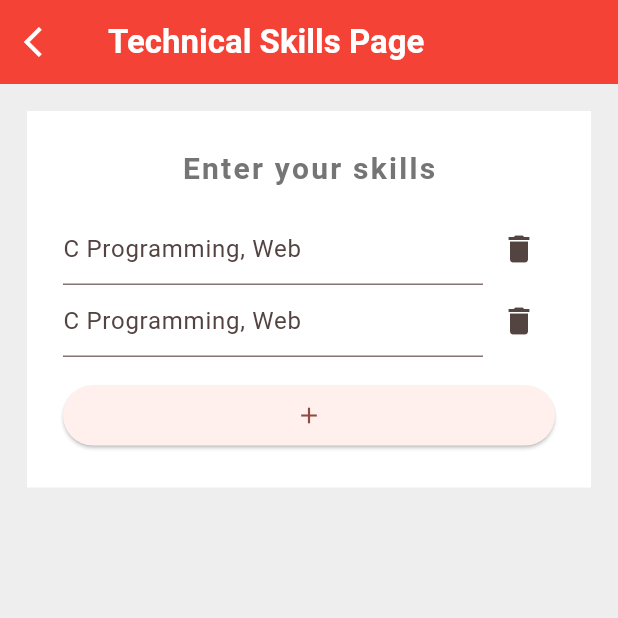
After one commit to IamJayGondaliya/resume_builder_jcf10, a Flutter app: the TechnicalSkillsPage screen opened by its route, on a phone screen of 412 x 824 dp, the top half of it. The commit adds this screen. Run offline on Flutter 3.47's test engine with Material 2 defaults, Android fonts, the phone set to English and light mode, and no system bars; our stand-ins replace image_picker, pdf, printing; accounts and stored records are empty.

Commit message:
Technical SkillPage completed

```diff
--- a/lib/main.dart
+++ b/lib/main.dart
@@ -7,6 +7,7 @@ import 'package:resume_builder_jcf10/views/screens/home_page.dart';
 import 'package:resume_builder_jcf10/views/screens/pdf_page.dart';
 import 'package:resume_builder_jcf10/views/screens/personal_details_page.dart';
 import 'package:resume_builder_jcf10/views/screens/resume_workspace.dart';
+import 'package:resume_builder_jcf10/views/screens/technical_skills_page.dart';
 
 void main() => runApp(const MyApp());
 
@@ -29,6 +30,7 @@ class MyApp extends StatelessWidget {
         MyRoutes.buildOptions[1].route: (context) => const CarrierObjectivePage(),
         MyRoutes.buildOptions[2].route: (context) => const PersonalDetailsPage(),
         MyRoutes.buildOptions[3].route: (context) => const EducationPage(),
+        MyRoutes.buildOptions[4].route: (context) => const TechnicalSkillsPage(),
       },
     );
   }
--- a/lib/modals/globals.dart
+++ b/lib/modals/globals.dart
@@ -1,4 +1,6 @@
 import 'dart:io';
+
+import 'package:flutter/cupertino.dart';
 
 class Global {
   static String? name;
@@ -9,4 +11,7 @@ class Global {
   static String? a3;
 
   static File? image;
+
+  static List<String?> mySkills = [];
+  static List<TextEditingController> mySkillsControllers = [];
 }
--- a/lib/utils/route_utils.dart
+++ b/lib/utils/route_utils.dart
@@ -39,5 +39,10 @@ class MyRoutes {
       name: "Education Page",
       route: 'education_page',
     ),
+    BuildOption(
+      icon: iconPath + "certificate.png",
+      name: "Technical Skills",
+      route: 'technical_skills',
+    ),
   ];
 }
--- /dev/null
+++ b/lib/views/component/my_skill_tile.dart
@@ -0,0 +1,2 @@
+import 'package:flutter/material.dart';
+import 'package:resume_builder_jcf10/modals/globals.dart';
--- /dev/null
+++ b/lib/views/screens/technical_skills_page.dart
@@ -0,0 +1,139 @@
+import 'package:flutter/material.dart';
+import 'package:resume_builder_jcf10/modals/globals.dart';
+import 'package:resume_builder_jcf10/utils/theme_utils.dart';
+import 'package:resume_builder_jcf10/views/component/back_button.dart';
+
+class TechnicalSkillsPage extends StatefulWidget {
+  const TechnicalSkillsPage({Key? key}) : super(key: key);
+
+  @override
+  State<TechnicalSkillsPage> createState() => _TechnicalSkillsPageState();
+}
+
+class _TechnicalSkillsPageState extends State<TechnicalSkillsPage> {
+  @override
+  void dispose() {
+    super.dispose();
+
+    Global.mySkillsControllers.removeWhere((element) {
+      if (element.text == "") {
+        print("REMOVED: ${Global.mySkillsControllers.indexOf(element)}\t\tVALUE: ${element.text}");
+        return true;
+      } else {
+        print("SKIPPED: ${Global.mySkillsControllers.indexOf(element)}\t\tVALUE: ${element.text}");
+        return false;
+      }
+    });
+
+    Global.mySkillsControllers.forEach((element) {
+      Global.mySkills.add("");
+      Global.mySkills[Global.mySkillsControllers.indexOf(element)] = element.text;
+    });
+
+    Global.mySkills.removeWhere((element) => element == "");
+
+    if (Global.mySkillsControllers.isEmpty) {
+      for (int i = 0; i < 2; i++) {
+        Global.mySkillsControllers.add(TextEditingController());
+      }
+    }
+  }
+
+  @override
+  void initState() {
+    super.initState();
+    if (Global.mySkillsControllers.isEmpty) {
+      for (int i = 0; i < 2; i++) {
+        Global.mySkillsControllers.add(TextEditingController());
+      }
+    }
+  }
+
+  @override
+  Widget build(BuildContext context) {
+    Size size = MediaQuery.of(context).size;
+
+    return Scaffold(
+      appBar: AppBar(
+        backgroundColor: Colors.red,
+        leading: const MyBackButton(),
+        title: Text(
+          "Technical Skills Page",
+          style: appBarTitleStyle,
+        ),
+      ),
+      body: Padding(
+        padding: const EdgeInsets.all(18),
+        child: Container(
+          padding: const EdgeInsets.all(24),
+          color: Colors.white,
+          width: size.width,
+          child: Column(
+            mainAxisSize: MainAxisSize.min,
+            children: [
+              Text(
+                "Enter your skills",
+                style: TextStyle(
+                  fontSize: 20,
+                  fontWeight: FontWeight.bold,
+                  letterSpacing: 1.5,
+                  color: Colors.grey.shade600,
+                ),
+              ),
+              const SizedBox(
+                height: 15,
+              ),
+              ...List.generate(
+                Global.mySkillsControllers.length,
+                (index) => MySkillTile(index: index),
+              ),
+              const SizedBox(
+                height: 15,
+              ),
+              Row(
+                children: [
+                  Expanded(
+                    child: ElevatedButton(
+                      onPressed: () {
+                        setState(() {
+                          Global.mySkillsControllers.add(TextEditingController());
+                        });
+                      },
+                      child: const Icon(Icons.add),
+                    ),
+                  ),
+                ],
+              ),
+            ],
+          ),
+        ),
+      ),
+      backgroundColor: Colors.grey.shade200,
+    );
+  }
+
+  Widget MySkillTile({required int index}) {
+    return Row(
+      children: [
+        Expanded(
+          child: TextField(
+            controller: Global.mySkillsControllers[index],
+            decoration: const InputDecoration(
+              hintText: "C Programming, Web",
+            ),
+          ),
+        ),
+        IconButton(
+          onPressed: () {
+            setState(() {
+              Global.mySkillsControllers.removeAt(index);
+            });
+          },
+          icon: const Icon(
+            Icons.delete,
+          ),
+        ),
+      ],
+    );
+  }
+}
```
Also changed, not shown: lib/views/screens/pdf_page.dart (+41 -6 lines).
